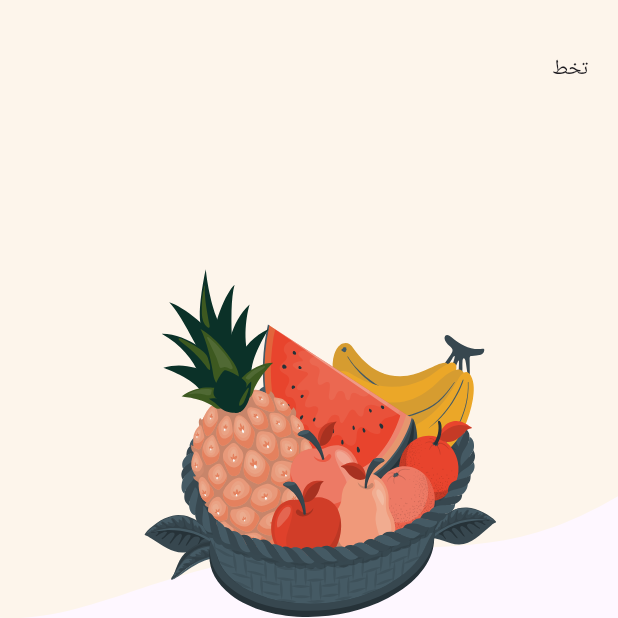
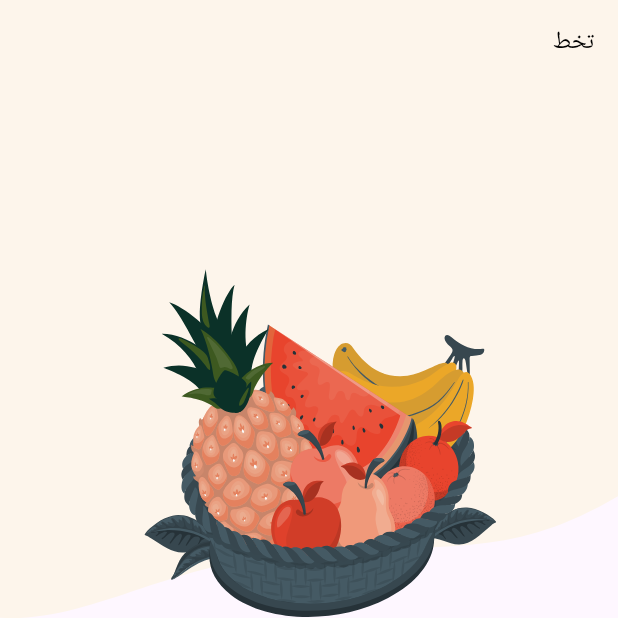
Before and after one commit to ayhem8hamdi/Fruit_Hub, a Flutter app: the screen it shows after launch, on a phone screen of 412 x 824 dp, the top half of it. Run offline on Flutter 3.47's test engine with Material 3 defaults, Android fonts, the light colour scheme and no system bars; drawn by our look-alikes of smooth_page_indicator; our stand-ins replace device_preview, flutter_bloc, flutter_svg, gap, get.

Commit message:
On Boarding Screen Code Refactor & Fix Skip Button Problem

```diff
--- /dev/null
+++ b/lib/features/OnBoarding/presentation/views/widgets/on_boarding_button_builder.dart
@@ -0,0 +1,33 @@
+import 'package:advanced_ecommerce/features/OnBoarding/presentation/view_model/onBoardingCubit/ob_boarding_states.dart';
+import 'package:advanced_ecommerce/features/OnBoarding/presentation/view_model/onBoardingCubit/on_boarding_cubit.dart';
+import 'package:flutter/material.dart';
+import 'package:flutter_bloc/flutter_bloc.dart';
+
+class OnBoardingButtonBuilder extends StatelessWidget {
+  const OnBoardingButtonBuilder({
+    super.key,
+    required this.cubit,
+  });
+
+  final OnboardingCubit cubit;
+
+  @override
+  Widget build(BuildContext context) {
+    return BlocBuilder<OnboardingCubit, OnboardingState>(
+      builder: (context, state) {
+        return Visibility(
+          visible: cubit.isLastPage,
+          child: Padding(
+            padding: const EdgeInsets.symmetric(vertical: 24),
+            child: ElevatedButton(
+              onPressed: () {
+                //create routing to home
+              },
+              child: const Text('Get Started'),
+            ),
+          ),
+        );
+      },
+    );
+  }
+}
--- a/lib/features/OnBoarding/presentation/views/widgets/on_boarding_page_view.dart
+++ b/lib/features/OnBoarding/presentation/views/widgets/on_boarding_page_view.dart
@@ -7,12 +7,10 @@ class OnBoardingPageView extends StatelessWidget {
     super.key,
     required this.pageController,
     required this.onPageChanged,
-    required this.isLastPage,
   });
 
   final PageController pageController;
   final Function(int) onPageChanged;
-  final bool isLastPage;
 
   @override
   Widget build(BuildContext context) {
@@ -20,23 +18,21 @@ class OnBoardingPageView extends StatelessWidget {
       controller: pageController,
       onPageChanged: onPageChanged,
       reverse: true,
-      children: [
+      children: const [
         PageViewItem(
-          color: const Color(0XFFFCF4E3),
+          color: Color(0XFFFCF4E3),
           image: Assets.pageView1Image,
           bgImage: Assets.pageView1BgImage,
           subtitle:
               'اكتشف تجربة تسوق فريدة مع FruitHUB. استكشف مجموعتنا الواسعة من الفواكه الطازجة الممتازة واحصل على أفضل العروض والجودة العالية.',
-          title: const CustomPageView1Title(),
-          isLastPage: isLastPage,
+          title: CustomPageView1Title(),
         ),
         PageViewItem(
-          isLastPage: isLastPage,
           image: Assets.pageView2Image,
           bgImage: Assets.pageView2BgImage,
           subtitle:
               'نقدم لك أفضل الفواكه المختارة بعناية. اطلع على التفاصيل والصور والتقييمات لتتأكد من اختيار الفاكهة المثالية',
-          title: const Text(
+          title: Text(
             'ابحث وتسوق',
             textAlign: TextAlign.center,
           ),
--- a/lib/features/OnBoarding/presentation/views/widgets/on_boarding_view_body.dart
+++ b/lib/features/OnBoarding/presentation/views/widgets/on_boarding_view_body.dart
@@ -1,8 +1,7 @@
+import 'package:advanced_ecommerce/features/OnBoarding/presentation/views/widgets/on_boarding_button_builder.dart';
 import 'package:flutter/material.dart';
 import 'package:flutter_bloc/flutter_bloc.dart';
-
 import 'package:advanced_ecommerce/features/OnBoarding/presentation/view_model/onBoardingCubit/on_boarding_cubit.dart';
-import 'package:advanced_ecommerce/features/OnBoarding/presentation/view_model/onBoardingCubit/ob_boarding_states.dart';
 import 'package:advanced_ecommerce/features/OnBoarding/presentation/views/widgets/on_boarding_indicator.dart';
 import 'package:advanced_ecommerce/features/OnBoarding/presentation/views/widgets/on_boarding_page_view.dart';
 
@@ -20,26 +19,10 @@ class OnBoardingViewBody extends StatelessWidget {
             child: OnBoardingPageView(
               pageController: cubit.pageController,
               onPageChanged: cubit.pageChanged,
-              isLastPage: cubit.isLastPage,
             ),
           ),
           OnboardingIndicator(controller: cubit.pageController),
-          BlocBuilder<OnboardingCubit, OnboardingState>(
-            builder: (context, state) {
-              return Visibility(
-                visible: cubit.isLastPage,
-                child: Padding(
-                  padding: const EdgeInsets.symmetric(vertical: 24),
-                  child: ElevatedButton(
-                    onPressed: () {
-                      //create routing to home
-                    },
-                    child: const Text('Get Started'),
-                  ),
-                ),
-              );
-            },
-          ),
+          OnBoardingButtonBuilder(cubit: cubit),
         ],
       ),
     );
--- a/lib/features/OnBoarding/presentation/views/widgets/page_view_item.dart
+++ b/lib/features/OnBoarding/presentation/views/widgets/page_view_item.dart
@@ -11,14 +11,12 @@ class PageViewItem extends StatelessWidget {
     required this.subtitle,
     required this.title,
     this.color,
-    required this.isLastPage,
   });
 
   final String image, bgImage;
   final String subtitle;
   final Widget title;
   final Color? color;
-  final bool isLastPage;
 
   @override
   Widget build(BuildContext context) {
@@ -26,7 +24,6 @@ class PageViewItem extends StatelessWidget {
       crossAxisAlignment: CrossAxisAlignment.stretch,
       children: [
         PageViewItemStack(
-          isLastPage: isLastPage,
           bgImage: bgImage,
           image: image,
           color: color,
--- a/lib/features/OnBoarding/presentation/views/widgets/page_view_item_stack.dart
+++ b/lib/features/OnBoarding/presentation/views/widgets/page_view_item_stack.dart
@@ -1,5 +1,8 @@
 import 'package:flutter/material.dart';
+import 'package:flutter_bloc/flutter_bloc.dart';
 import 'package:flutter_svg/svg.dart';
+import '../../view_model/onBoardingCubit/on_boarding_cubit.dart';
+import '../../view_model/onBoardingCubit/ob_boarding_states.dart';
 
 class PageViewItemStack extends StatelessWidget {
   const PageViewItemStack({
@@ -7,43 +10,72 @@ class PageViewItemStack extends StatelessWidget {
     required this.bgImage,
     required this.image,
     this.color,
-    required this.isLastPage,
   });
 
   final String bgImage;
   final String image;
   final Color? color;
-  final bool isLastPage;
 
   @override
   Widget build(BuildContext context) {
     return SizedBox(
-      height: MediaQuery.of(context).size.height * 0.5,
-      child: Stack(fit: StackFit.passthrough, children: [
+      height: MediaQuery.sizeOf(context).height * 0.5,
+      child: Stack(
+        children: [
           SvgPicture.asset(
             bgImage,
             color: color,
             fit: BoxFit.fill,
+            width: double.infinity,
           ),
-        Positioned(
-          bottom: 0,
-          left: 0,
-          right: 0,
-          child: Align(
+          Align(
             alignment: Alignment.bottomCenter,
             child: SvgPicture.asset(
               image,
               fit: BoxFit.none,
             ),
           ),
+          const OnBoardingScreenSkipButton(),
+        ],
       ),
-        isLastPage
-            ? const SizedBox.shrink()
-            : const Padding(
-                padding: EdgeInsets.only(top: 36, right: 20),
-                child: Text('تخط'),
-              )
-      ]),
     );
   }
 }
+
+class OnBoardingScreenSkipButton extends StatelessWidget {
+  const OnBoardingScreenSkipButton({
+    super.key,
+  });
+
+  @override
+  Widget build(BuildContext context) {
+    return SafeArea(
+      child: BlocBuilder<OnboardingCubit, OnboardingState>(
+        buildWhen: (previous, current) =>
+            previous.currentIndex != current.currentIndex,
+        builder: (context, state) {
+          final isLastPage = context.read<OnboardingCubit>().isLastPage;
+
+          return Visibility(
+            visible: !isLastPage,
+            child: Align(
+              alignment: Alignment.topRight,
+              child: Padding(
+                padding: const EdgeInsets.all(16),
+                child: GestureDetector(
+                  onTap: () {
+                    context.read<OnboardingCubit>().skip();
+                  },
+                  child: const Text(
+                    'تخط',
+                    style: TextStyle(fontSize: 16, color: Colors.black),
+                  ),
+                ),
+              ),
+            ),
+          );
+        },
+      ),
+    );
+  }
+}
```
Also changed, not shown: lib/features/OnBoarding/presentation/views/widgets/on_boarding_screen_stack.dart (added), lib/features/OnBoarding/presentation/views/widgets/on_boarding_skip_button.dart (added). Lines whose indentation alone changed are shown as unchanged.
